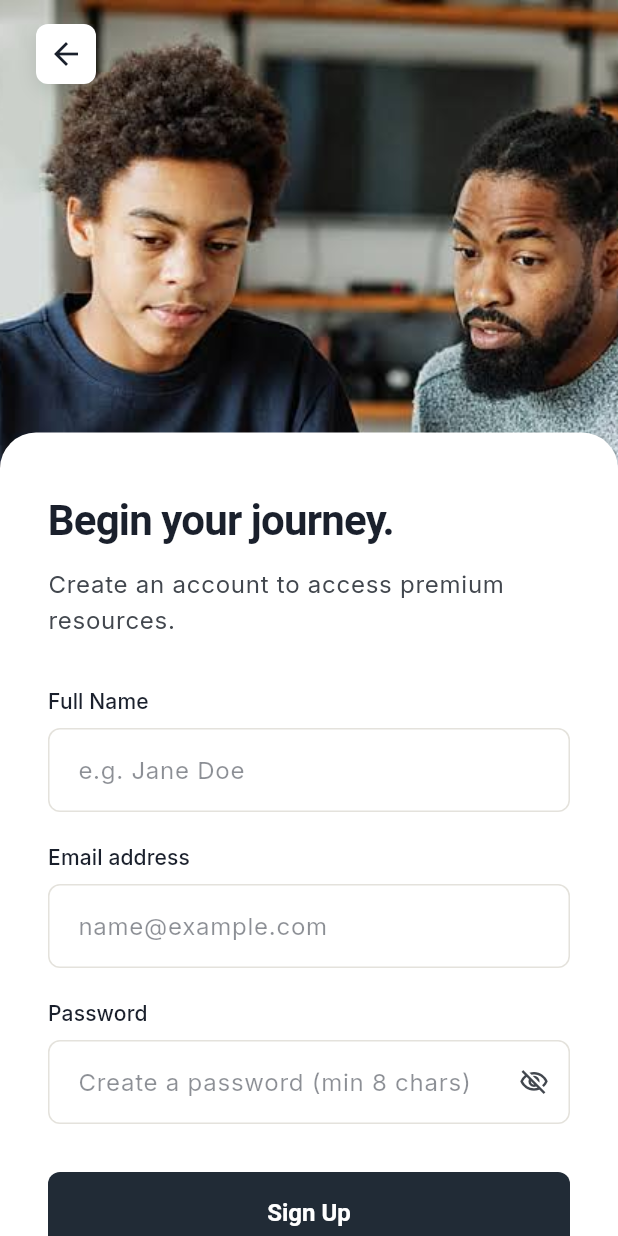
After one commit to chris-moyo-codes/eduSupport-apk, a Flutter app: the RegistrationScreen screen opened by its route, on a phone screen of 412 x 824 dp. The commit adds this screen. Run offline on Flutter 3.47's test engine with Material 3 defaults, Android fonts, the phone set to English and light mode, and no system bars; our stand-ins replace dio, flutter_riverpod, flutter_secure_storage, go_router, google_fonts, shared_preferences; accounts and stored records are empty.

Commit message:
Phase 1: Core Lifecycle & Abstraction Foundation (Auth)

```diff
--- a/lib/app/router/app_routes.dart
+++ b/lib/app/router/app_routes.dart
@@ -7,6 +7,12 @@ class AppRoutes {
 
   static const login = '/login';
   static const loginName = 'login';
+
+  static const register = '/register';
+  static const registerName = 'register';
+
+  static const forgotPassword = '/forgot-password';
+  static const forgotPasswordName = 'forgot-password';
 
   static const studentHome = '/home';
   static const studentHomeName = 'home';
--- a/lib/features/auth/data/mock_auth_service.dart
+++ b/lib/features/auth/data/mock_auth_service.dart
@@ -75,22 +75,22 @@ class EduUser {
 
 // ─── Demo Registry (mirrors web's auth-context.tsx) ──────────────────────────
 
-const _demoUsers = <String, EduUser>{
-  'student@edusupport.demo': EduUser(
+final _demoUsers = <String, EduUser>{
+  'student@edusupport.demo': const EduUser(
     id: 'u_student_1',
     name: 'Jonathan Doe',
     email: 'student@edusupport.demo',
     initials: 'JD',
     role: EduRole.student,
   ),
-  'tutor@edusupport.demo': EduUser(
+  'tutor@edusupport.demo': const EduUser(
     id: 'u_tutor_1',
     name: 'Dr. Amara Nkosi',
     email: 'tutor@edusupport.demo',
     initials: 'AN',
     role: EduRole.tutor,
   ),
-  'admin@edusupport.demo': EduUser(
+  'admin@edusupport.demo': const EduUser(
     id: 'u_admin_1',
     name: 'System Admin',
     email: 'admin@edusupport.demo',
@@ -100,7 +100,7 @@ const _demoUsers = <String, EduUser>{
 };
 
 // ⚠️ DEMO ONLY — client-side passwords, never expose in production
-const _demoPasswords = <String, String>{
+final _demoPasswords = <String, String>{
   'student@edusupport.demo': 'Student@123',
   'tutor@edusupport.demo': 'Tutor@123',
   'admin@edusupport.demo': 'Admin@123',
@@ -194,5 +194,38 @@ class MockAuthService {
     return LoginResult.success(user);
   }
 
+  Future<LoginResult> register(String name, String email, String password) async {
+    // Simulate network latency
+    await Future<void>.delayed(const Duration(milliseconds: 1200));
+
+    final normalised = email.toLowerCase().trim();
+
+    if (_demoUsers.containsKey(normalised)) {
+      return const LoginResult.failure('An account with that email already exists.');
+    }
+
+    final initials = name.length >= 2 ? name.substring(0, 2).toUpperCase() : name.toUpperCase();
+
+    final newUser = EduUser(
+      id: 'u_new_${DateTime.now().millisecondsSinceEpoch}',
+      name: name,
+      email: normalised,
+      initials: initials,
+      role: EduRole.student,
+    );
+
+    _demoUsers[normalised] = newUser;
+    _demoPasswords[normalised] = password;
+
+    await _store.saveSession(newUser);
+    return LoginResult.success(newUser);
+  }
+
+  Future<bool> recoverPassword(String email) async {
+    // Simulate network latency
+    await Future<void>.delayed(const Duration(milliseconds: 1500));
+    return true; // We always return true to prevent email enumerations in UI flow
+  }
+
   Future<void> logout() => _store.clearSession();
 }
--- /dev/null
+++ b/lib/features/auth/presentation/screens/registration_screen.dart
@@ -0,0 +1,243 @@
+import 'package:flutter/material.dart';
+import 'package:flutter_riverpod/flutter_riverpod.dart';
+import 'package:go_router/go_router.dart';
+
+import '../../../../core/widgets/edu_button.dart';
+import '../../../../core/widgets/edu_text_field.dart';
+import '../../application/auth_controller.dart';
+import '../../../../theme/app_theme.dart';
+
+class RegistrationScreen extends ConsumerStatefulWidget {
+  const RegistrationScreen({super.key});
+
+  @override
+  ConsumerState<RegistrationScreen> createState() => _RegistrationScreenState();
+}
+
+class _RegistrationScreenState extends ConsumerState<RegistrationScreen> {
+  final _nameController = TextEditingController();
+  final _emailController = TextEditingController();
+  final _passwordController = TextEditingController();
+  bool _obscurePassword = true;
+
+  Future<void> _register() async {
+    final name = _nameController.text;
+    final email = _emailController.text;
+    final pass = _passwordController.text;
+
+    if (name.isEmpty || email.isEmpty || pass.isEmpty) return;
+    if (pass.length < 8) {
+      ScaffoldMessenger.of(context).showSnackBar(
+        const SnackBar(content: Text('Password must be at least 8 characters')),
+      );
+      return;
+    }
+
+    final success = await ref.read(authControllerProvider.notifier).register(name, email, pass);
+    if (success && mounted) {
+      // The authController state change will automatically trigger GoRouter redirect
+      // to the dashboard, but we can also show a success snackbar if we want.
+      ScaffoldMessenger.of(context).showSnackBar(
+        const SnackBar(content: Text('Account created successfully!')),
+      );
+    }
+  }
+
+  @override
+  void dispose() {
+    _nameController.dispose();
+    _emailController.dispose();
+    _passwordController.dispose();
+    super.dispose();
+  }
+
+  @override
+  Widget build(BuildContext context) {
+    final theme = Theme.of(context);
+    final authState = ref.watch(authControllerProvider);
+    final topPadding = MediaQuery.of(context).padding.top;
+    final screenHeight = MediaQuery.of(context).size.height;
+
+    return Scaffold(
+      backgroundColor: Colors.black, // Behind image
+      body: Stack(
+        children: [
+          // ── Background Image Hero ──────────────────────────────────────────
+          Positioned(
+            top: 0,
+            left: 0,
+            right: 0,
+            height: screenHeight * 0.55,
+            child: Image.asset(
+              'assets/images/login-hero.jpg', // Re-using the strong photographic hero
+              fit: BoxFit.cover,
+            ),
+          ),
+
+          // ── Scrollable Form Area ───────────────────────────────────────────
+          CustomScrollView(
+            slivers: [
+              SliverToBoxAdapter(
+                child: SizedBox(height: screenHeight * 0.35), // Space for image to show
+              ),
+              SliverFillRemaining(
+                hasScrollBody: false,
+                child: Container(
+                  decoration: BoxDecoration(
+                    color: theme.colorScheme.surface,
+                    borderRadius: const BorderRadius.vertical(top: Radius.circular(24)),
+                  ),
+                  padding: const EdgeInsets.fromLTRB(32, 40, 32, 32),
+                  child: Column(
+                    crossAxisAlignment: CrossAxisAlignment.stretch,
+                    children: [
+                      // Typography Hero
+                      Text(
+                        'Begin your journey.',
+                        style: theme.textTheme.headlineMedium?.copyWith(
+                          color: theme.colorScheme.onSurface,
+                          fontWeight: FontWeight.w700,
+                          letterSpacing: -0.5,
+                          fontFamily: 'Georgia',
+                        ),
+                      ),
+                      const SizedBox(height: 12),
+                      Text(
+                        'Create an account to access premium resources.',
+                        style: theme.textTheme.bodyLarge?.copyWith(
+                          color: theme.colorScheme.onSurfaceVariant,
+                          height: 1.5,
+                        ),
+                      ),
+                      const SizedBox(height: 32),
+
+                      // Error Message
+                      if (authState.errorMessage != null)
+                        Container(
+                          padding: const EdgeInsets.all(16),
+                          margin: const EdgeInsets.only(bottom: 24),
+                          decoration: BoxDecoration(
+                            color: theme.colorScheme.error.withValues(alpha: 0.1),
+                            borderRadius: EduSupportTheme.radiusLg,
+                          ),
+                          child: Text(
+                            authState.errorMessage!,
+                            style: TextStyle(
+                              color: theme.colorScheme.error,
+                              fontSize: 14,
+                              fontWeight: FontWeight.w500,
+                            ),
+                          ),
+                        ),
+
+                      // Form
+                      EduTextField(
+                        label: 'Full Name',
+                        hintText: 'e.g. Jane Doe',
+                        controller: _nameController,
+                        keyboardType: TextInputType.name,
+                        enabled: !authState.isSubmitting,
+                      ),
+                      const SizedBox(height: 20),
+                      EduTextField(
+                        label: 'Email address',
+                        hintText: 'name@example.com',
+                        controller: _emailController,
+                        keyboardType: TextInputType.emailAddress,
+                        enabled: !authState.isSubmitting,
+                      ),
+                      const SizedBox(height: 20),
+                      EduTextField(
+                        label: 'Password',
+                        hintText: 'Create a password (min 8 chars)',
+                        controller: _passwordController,
+                        obscureText: _obscurePassword,
+                        enabled: !authState.isSubmitting,
+                        suffixIcon: IconButton(
+                          icon: Icon(
+                            _obscurePassword
+                                ? Icons.visibility_off_outlined
+                                : Icons.visibility_outlined,
+                            color: theme.colorScheme.onSurfaceVariant,
+                            size: 20,
+                          ),
+                          onPressed: () {
+                            setState(() => _obscurePassword = !_obscurePassword);
+                          },
+                        ),
+                      ),
+                      const SizedBox(height: 32),
+                      EduButton(
+                        label: 'Sign Up',
+                        fullWidth: true,
+                        size: EduButtonSize.large,
+                        loading: authState.isSubmitting,
+                        onPressed: _register,
+                      ),
+
+                      const Spacer(),
+                      const SizedBox(height: 32),
+
+                      // Bottom Link
+                      Center(
+                        child: GestureDetector(
+                          onTap: () => context.go('/login'),
+                          child: Padding(
+                            padding: const EdgeInsets.all(8.0),
+                            child: RichText(
+                              text: TextSpan(
+                                text: 'Already have an account? ',
+                                style: theme.textTheme.bodyMedium?.copyWith(
+                                  color: theme.colorScheme.onSurfaceVariant,
+                                ),
+                                children: [
+                                  TextSpan(
+                                    text: 'Sign in',
+                                    style: TextStyle(
+                                      color: theme.colorScheme.onSurface,
+                                      fontWeight: FontWeight.w700,
+                                    ),
+                                  ),
+                                ],
+                              ),
+                            ),
+                          ),
+                        ),
+                      ),
+                    ],
+                  ),
+                ),
+              ),
+            ],
+          ),
+
+          // ── Back Button (Floating Top Left) ──────────────────────────────────
+          Positioned(
+            top: topPadding + 16,
+            left: 24,
+            child: GestureDetector(
+              onTap: () {
+                if (!authState.isSubmitting) context.pop();
+              },
+              child: Container(
+                padding: const EdgeInsets.all(8),
+                decoration: BoxDecoration(
+                  color: Colors.white,
+                  borderRadius: EduSupportTheme.radiusLg,
+                  boxShadow: [
+                    BoxShadow(
+                      color: Colors.black.withValues(alpha: 0.1),
+                      blurRadius: 10,
+                      offset: const Offset(0, 4),
+                    ),
+                  ],
+                ),
+                child: Icon(Icons.arrow_back, color: theme.colorScheme.onSurface, size: 24),
+              ),
+            ),
+          ),
+        ],
+      ),
+    );
+  }
+}
```
Also changed, not shown: lib/app/router/app_router.dart (+18 -2 lines), lib/features/auth/application/auth_controller.dart (+27 -1 lines), lib/features/auth/presentation/screens/forgot_password_screen.dart (added, +219 -0 lines).
